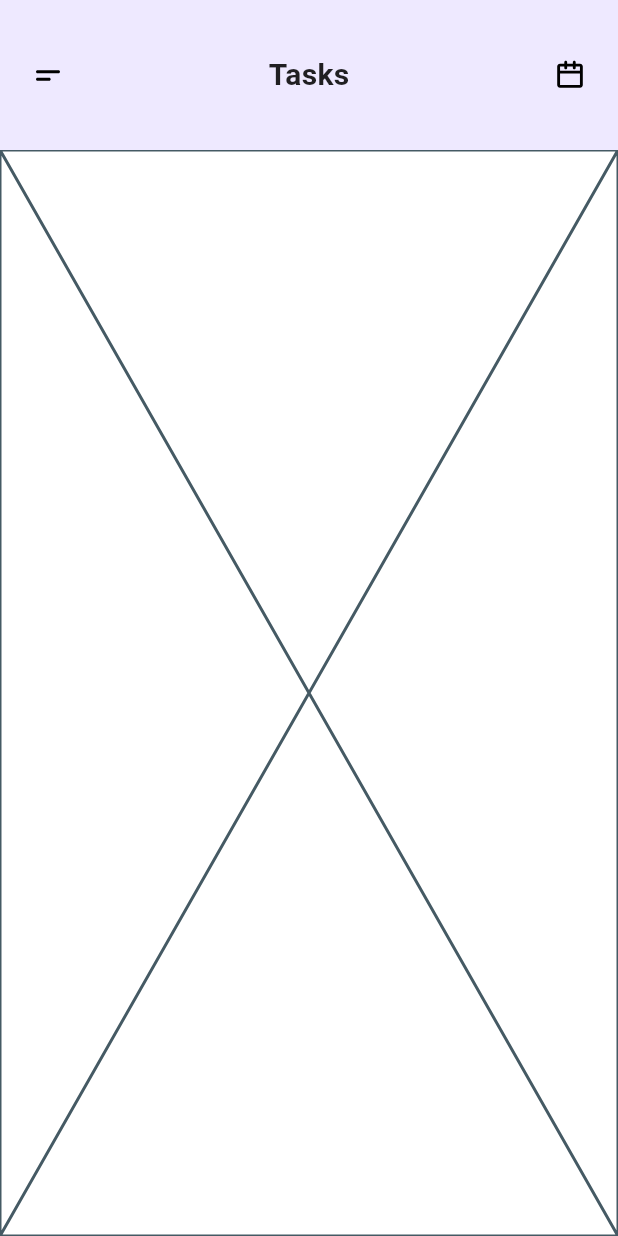
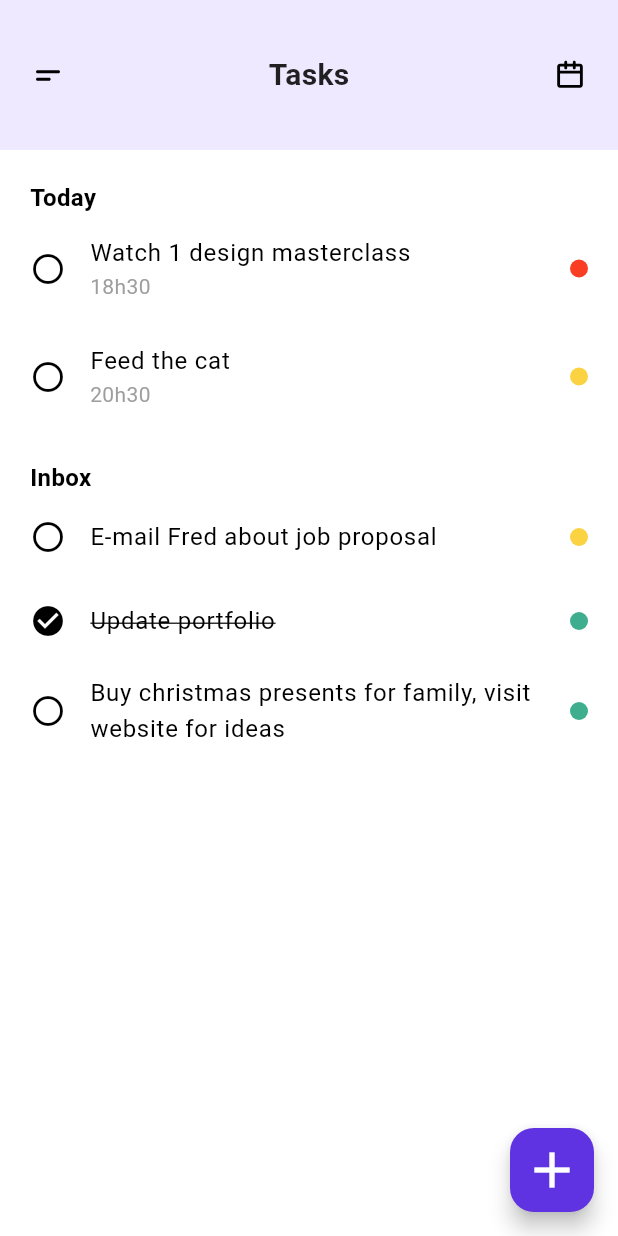
Before and after one commit to mw205/only-to-do, a Flutter app: the screen it shows after launch, on a phone screen of 412 x 824 dp. Run offline on Flutter 3.47's test engine with Material 3 defaults, Android fonts, the light colour scheme and no system bars; our stand-ins replace flutter_animate, flutter_screenutil, flutter_svg, go_router, vector_graphics.

Commit message:
Implement home view layout with task display and add Task model

```diff
--- a/lib/features/home/presentation/views/widget/home_view_body.dart
+++ b/lib/features/home/presentation/views/widget/home_view_body.dart
@@ -1,10 +1,73 @@
 import 'package:flutter/material.dart';
+import 'package:only_to_do/gen/colors.gen.dart';
+
+import 'tasks.dart';
 
 class HomeViewBody extends StatelessWidget {
   const HomeViewBody({super.key});
 
   @override
   Widget build(BuildContext context) {
-    return const Placeholder();
+    return Scaffold(
+      body: Padding(
+        padding: const EdgeInsets.symmetric(horizontal: 20),
+        child: ListView(
+          children: [
+            const SizedBox(height: 20),
+            SectionTitle(title: "Today"),
+            ...todayTasks.map((task) => TaskItem(task: task)),
+            const SizedBox(height: 20),
+            SectionTitle(title: "Inbox"),
+            ...inboxTasks.map((task) => TaskItem(task: task)),
+          ],
+        ),
+      ),
+      floatingActionButton: FloatingActionButton(
+        onPressed: () {},
+        backgroundColor: ColorName.purple,
+        child: Icon(Icons.add, color: Colors.white, size: 40),
+      ),
+    );
   }
 }
+
+class SectionTitle extends StatelessWidget {
+  final String title;
+
+  const SectionTitle({super.key, required this.title});
+
+  @override
+  Widget build(BuildContext context) {
+    return Text(
+      title,
+      style: TextStyle(fontSize: 16, fontWeight: FontWeight.bold),
+    );
+  }
+}
+
+class TaskItem extends StatelessWidget {
+  final Task task;
+
+  const TaskItem({required this.task});
+
+  @override
+  Widget build(BuildContext context) {
+    return ListTile(
+      contentPadding: EdgeInsets.zero,
+      leading: Icon(
+        task.completed ? Icons.check_circle : Icons.radio_button_unchecked,
+        color: Colors.black,
+      ),
+      title: Text(
+        task.title,
+        style: TextStyle(
+          decoration: task.completed ? TextDecoration.lineThrough : null,
+        ),
+      ),
+      subtitle: task.time.isNotEmpty
+          ? Text(task.time, style: TextStyle(color: Colors.grey))
+          : null,
+      trailing: CircleAvatar(radius: 6, backgroundColor: task.color),
+    );
+  }
+}
--- /dev/null
+++ b/lib/features/home/presentation/views/widget/tasks.dart
@@ -0,0 +1,27 @@
+import 'package:flutter/material.dart';
+import 'package:only_to_do/gen/colors.gen.dart';
+
+class Task {
+  final String title;
+  final String time;
+  final Color color;
+  final bool completed;
+
+  Task(this.title, this.time, this.color, this.completed);
+}
+
+final List<Task> todayTasks = [
+  Task("Watch 1 design masterclass", "18h30", ColorName.red, false),
+  Task("Feed the cat", "20h30", ColorName.yellow, false),
+];
+
+final List<Task> inboxTasks = [
+  Task("E-mail Fred about job proposal", "", ColorName.yellow, false),
+  Task("Update portfolio", "", ColorName.green, true),
+  Task(
+    "Buy christmas presents for family, visit website for ideas",
+    "",
+    ColorName.green,
+    false,
+  ),
+];
```
